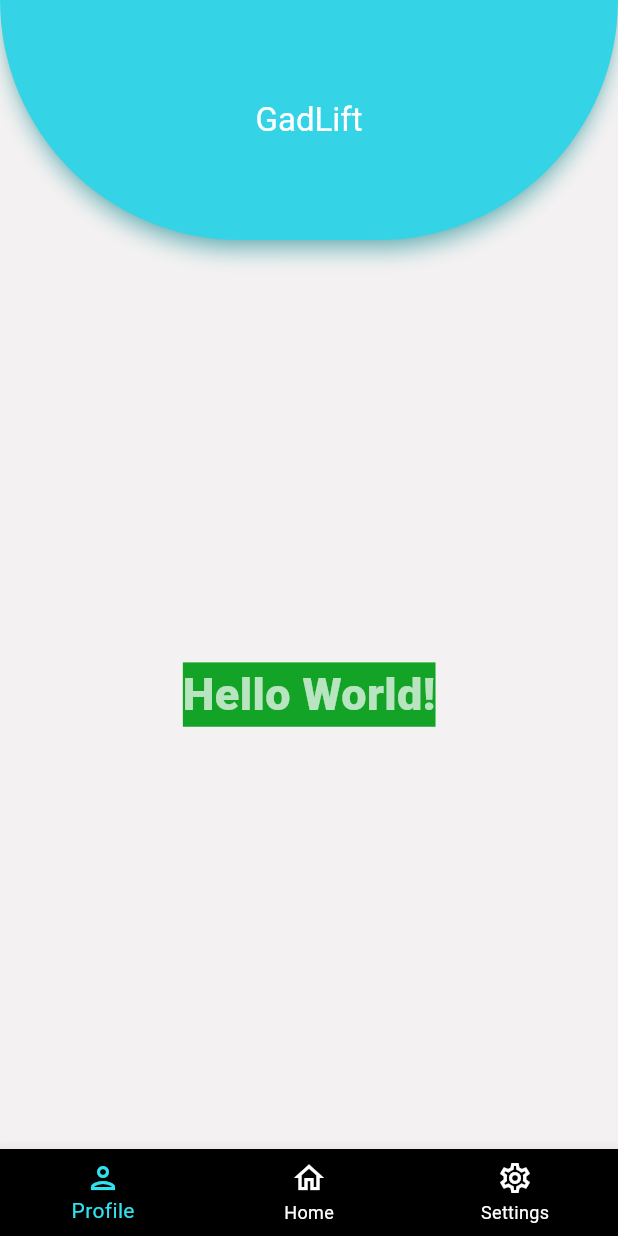
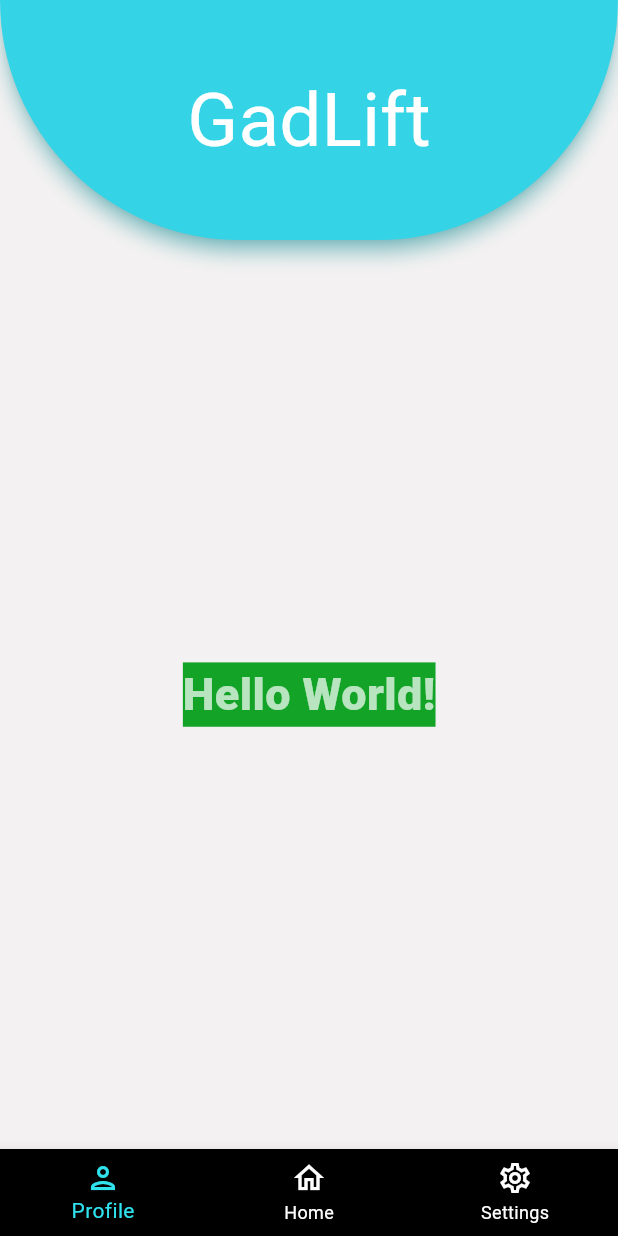
Before and after one commit to younes-damouna/gad-lift, a Flutter app: the screen it shows after launch, on a phone screen of 412 x 824 dp. Run offline on Flutter 3.47's test engine with Material 3 defaults, Android fonts, the phone set to English and light mode, and no system bars; our stand-ins replace google_fonts.

Commit message:
frontend: added flutter_translate

```diff
--- a/mobile_app/lib/main.dart
+++ b/mobile_app/lib/main.dart
@@ -14,7 +14,7 @@ class MainApp extends StatelessWidget {
       home: Scaffold(
         appBar: AppBar(
           // excludeHeaderSemantics: true,
-          title: screenTitle(title: 'GadLift'),
+          title: screenTitle(title: 'GadLift', size: 50),
           foregroundColor: Colors.white,
           backgroundColor: const Color(0xFF2FE2EE),
           bottomOpacity: 0.5,
@@ -52,11 +52,17 @@ class MainApp extends StatelessWidget {
           unselectedItemColor: Colors.white,
           items: const [
             BottomNavigationBarItem(
-                label: 'Profile', icon: Icon(Icons.person_outlined)),
+              label: 'Profile',
+              icon: Icon(Icons.person_outlined),
+            ),
             BottomNavigationBarItem(
-                label: 'Home', icon: Icon(Icons.home_outlined)),
+              label: 'Home',
+              icon: Icon(Icons.home_outlined),
+            ),
             BottomNavigationBarItem(
-                label: 'Settings', icon: Icon(Icons.settings_outlined)),
+              label: 'Settings',
+              icon: Icon(Icons.settings_outlined),
+            ),
           ],
           backgroundColor: const Color.fromARGB(255, 0, 0, 0),
         ),
@@ -65,11 +71,14 @@ class MainApp extends StatelessWidget {
   }
 }
 
-Widget screenTitle({required String title}) {
+Widget screenTitle({required String title, required double size}) {
   return Center(
     child: Text(
       title,
-      style:GoogleFonts.zenDots()
+      style: GoogleFonts.zenDots(
+        fontSize: size,
+        // fontWeight: FontWeight.w900,
+      ),
     ),
   );
 }
--- a/mobile_app/pubspec.yaml
+++ b/mobile_app/pubspec.yaml
@@ -1,4 +1,4 @@
-name: GadLift
+name: mobile_app
 description: "A new Flutter project."
 publish_to: 'none'
 version: 0.1.0
@@ -9,6 +9,7 @@ environment:
 dependencies:
   flutter:
     sdk: flutter
+  flutter_translate: ^4.0.4
   google_fonts: ^6.1.0
 
 
```
Also changed, not shown: mobile_app/pubspec.lock.
